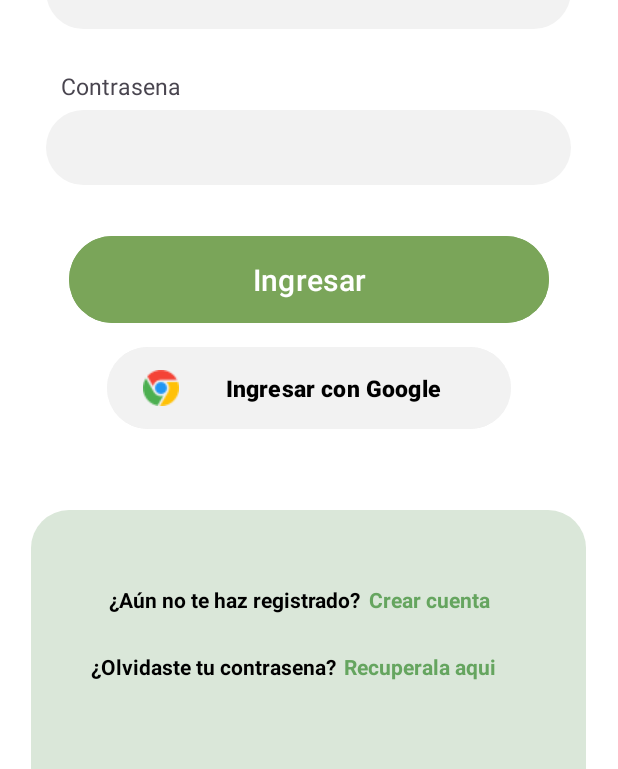
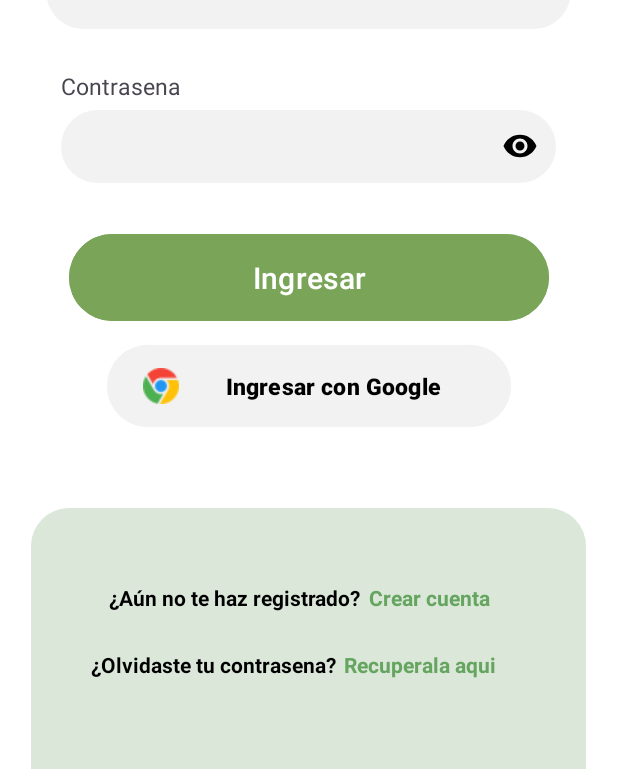
Before and after one commit to Nero105/Senva, an Android app: the LoginActivity screen opened directly, with no data from a screen before it, after a tap on "Ingresar", on a phone screen of 412 x 824 dp. Shown: the part 454-1223 px from the top of the screen. Run offline under Robolectric (Android 15) with nearby library versions, the phone set to English and light mode, and no system bars; our stand-ins replace Firebase (no records; nobody signed in at launch, a user with empty details on screens opened directly); 1 other tap on this screen came first.

Commit message:
Cambios del Login:
Se agregó loading cuando el usuario entra/falla al entrar
--
Se agregó vista de contraseña

```diff
--- a/app/src/main/java/com/example/senva/LoginActivity.kt
+++ b/app/src/main/java/com/example/senva/LoginActivity.kt
@@ -5,11 +5,14 @@ import android.content.SharedPreferences
 import android.os.Build
 import android.os.Bundle
 import android.os.PersistableBundle
+import android.text.InputType
 import android.util.Patterns
 import android.view.View
 import android.view.WindowInsetsController
 import android.widget.Button
 import android.widget.EditText
+import android.widget.ImageView
+import android.widget.RelativeLayout
 import android.widget.TextView
 import android.widget.Toast
 import androidx.activity.enableEdgeToEdge
@@ -17,6 +20,7 @@ import androidx.appcompat.app.AppCompatActivity
 import androidx.core.view.ViewCompat
 import androidx.core.view.WindowCompat
 import androidx.core.view.WindowInsetsCompat
+import com.bumptech.glide.Glide
 import com.google.firebase.auth.FirebaseAuth
 
 class LoginActivity : AppCompatActivity() {
@@ -31,6 +35,15 @@ class LoginActivity : AppCompatActivity() {
     private lateinit var btn_ingresar: Button
     private lateinit var tv_extracorreo: TextView
     private lateinit var tv_crearcuenta: TextView
+
+    private var passwordVisible = false
+
+    // Caja de loading
+    private lateinit var loading_layout_L: RelativeLayout
+    // Loading
+    private lateinit var iv_loading: ImageView
+    // Eye Password
+    private lateinit var iv_eye_closed: ImageView
 
     override fun onCreate(savedInstanceState: Bundle?) {
         super.onCreate(savedInstanceState)
@@ -67,14 +80,68 @@ class LoginActivity : AppCompatActivity() {
         txt_loginpassword = findViewById<EditText>(R.id.txtloginpassword)
         btn_ingresar = findViewById<Button>(R.id.btnIngresar)
         tv_crearcuenta = findViewById<TextView>(R.id.tvcrearcuenta)
+        // Id de caja loading
+        loading_layout_L = findViewById<RelativeLayout>(R.id.loading_layoutL)
+        // Eye Password
+        iv_eye_closed = findViewById<ImageView>(R.id.iv_eye_closeL)
+        // Loading
+        iv_loading = findViewById<ImageView>(R.id.iv_loadingL)
+
+        iv_eye_closed.setOnClickListener {
+            passwordVisible = !passwordVisible
+
+            if (passwordVisible){
+                txt_loginpassword.inputType = InputType.TYPE_CLASS_TEXT or InputType.TYPE_TEXT_VARIATION_VISIBLE_PASSWORD
+                iv_eye_closed.setImageResource(R.drawable.ic_eye)
+            } else {
+                txt_loginpassword.inputType = InputType.TYPE_CLASS_TEXT or InputType.TYPE_TEXT_VARIATION_PASSWORD
+                iv_eye_closed.setImageResource(R.drawable.ic_eye_close)
+            }
+            txt_loginpassword.setSelection(txt_loginpassword.text.length)
+        }
 
         btn_ingresar.setOnClickListener {
+
+
+
+            // 24062025 - EEP - Creando una array de forma local
+            val campos = listOf(
+                txt_logincorreo.text.toString(),
+                txt_loginpassword.text.toString()
+            )
+
+            // 24062025 - EEP - Creando una variable para limpiar espacios
+            val camposvacio = campos.any(){it.trim().isEmpty()}
+
+
+            if (camposvacio){
+                Toast.makeText(this, "Por favor no deje espacios vacios!", Toast.LENGTH_SHORT).show()
+                return@setOnClickListener
+            }
+
+            fun expresionregular(texto: String): Boolean{
+                val regex = Regex("^[a-zA-ZáéíóúÁÉÍÓÚñÑ\\s]+$")
+                return regex.matches(texto)
+            }
+
+
+
             // 19062025 - EEP - Verificacion de contraseña
             if (txt_loginpassword.text.toString() != ""){
+                var cajaCarga = loading_layout_L
+                var carga = iv_loading
                 // 19062025 - EEP - Verificacion de formato de Correo con "EMAIL_ADDRESS"
                 if (txt_logincorreo.text.toString().isNotEmpty() && Patterns.EMAIL_ADDRESS.matcher(txt_logincorreo.text.toString()).matches()){
+
+                    cajaCarga.visibility = View.VISIBLE
+                    Glide.with(this)
+                        .asGif()
+                        .load(R.raw.loading)
+                        .into(carga)
                     login_firebase(txt_logincorreo.text.toString(),txt_loginpassword.text.toString())
-                }else{
+                }
+                else{
+
                     Toast.makeText(applicationContext,"Correo o Contraseña incorrecta", Toast.LENGTH_LONG).show()
                 }
             }else{
@@ -92,13 +159,14 @@ class LoginActivity : AppCompatActivity() {
         FirebaseAuth.getInstance().signInWithEmailAndPassword(xemail, xpassword)
             .addOnCompleteListener(this) { task ->
                 if (task.isSuccessful) {
-
+                    loading_layout_L.visibility = View.GONE
                     guardar_sesion(task.result.user?.email.toString())
                     var intent = Intent(this, HomeActivity::class.java)
                     intent.putExtra("Correo",task.result.user?.email)
                     startActivity(intent)
                     finish()
                 } else {
+                    loading_layout_L.visibility = View.GONE
                     Toast.makeText(applicationContext,"Correo o Contrasena Incorrecta", Toast.LENGTH_LONG).show()
                 }
             }
--- a/app/src/main/res/layout/activity_login.xml
+++ b/app/src/main/res/layout/activity_login.xml
@@ -1,7 +1,13 @@
 <?xml version="1.0" encoding="utf-8"?>
-<LinearLayout xmlns:android="http://schemas.android.com/apk/res/android"
+<FrameLayout xmlns:android="http://schemas.android.com/apk/res/android"
     xmlns:tools="http://schemas.android.com/tools"
     android:id="@+id/LinearLogin"
+    android:layout_width="match_parent"
+    android:layout_height="match_parent"
+    android:background="@color/white">
+
+    <LinearLayout
+        android:id="@+id/LinearTodo"
         android:layout_width="match_parent"
         android:layout_height="match_parent"
         android:background="@color/white"
@@ -24,7 +30,7 @@
                 android:layout_marginBottom="10dp"
                 android:text="Inicie Sesion"
                 android:textAlignment="center"
-            android:textColor= "#2c7428"
+                android:textColor="#2c7428"
                 android:textSize="34sp"
                 android:textStyle="bold" />
 
@@ -58,12 +64,11 @@
                 android:id="@+id/tvnocorreo"
                 android:layout_width="match_parent"
                 android:layout_height="wrap_content"
-            android:text="Correo Electronico"
                 android:layout_marginLeft="10dp"
-            android:textSize="15sp"
                 android:layout_marginBottom="5dp"
                 android:labelFor="@+id/txtlogincorreo"
-            />
+                android:text="Correo Electronico"
+                android:textSize="15sp" />
 
             <EditText
                 android:id="@+id/txtlogincorreo"
@@ -75,8 +80,8 @@
                 android:inputType="textEmailAddress"
                 android:minHeight="48dp"
                 android:paddingLeft="15dp"
+                android:paddingTop="12.5dp"
                 android:paddingRight="15dp"
-            android:paddingTop="12.5dp"
                 android:paddingBottom="12.5dp"
                 android:textColor="@color/black"
                 android:textColorHint="@color/black"
@@ -87,27 +92,40 @@
                 android:id="@+id/tvnopassword"
                 android:layout_width="match_parent"
                 android:layout_height="wrap_content"
-            android:text="Contrasena"
                 android:layout_marginLeft="10dp"
-            android:textSize="15sp"
                 android:layout_marginBottom="5dp"
                 android:labelFor="@+id/txtloginpassword"
-            />
+                android:text="Contrasena"
+                android:textSize="15sp" />
+
+            <LinearLayout
+                android:layout_width="match_parent"
+                android:layout_height="wrap_content"
+                android:layout_marginLeft="10dp"
+                android:layout_marginRight="10dp"
+                android:background="@drawable/rounded_backgroundgris"
+                android:orientation="horizontal">
 
             <EditText
                 android:id="@+id/txtloginpassword"
-            android:layout_width="350dp"
+                android:layout_width="0dp"
                 android:layout_height="wrap_content"
-            android:ems="10"
+                android:layout_weight="1"
+                android:background="@android:color/transparent"
                 android:inputType="textPassword"
-            android:paddingLeft="15dp"
-            android:background="@drawable/rounded_backgroundgris"
-            android:paddingTop="12.5dp"
-            android:paddingRight="15dp"
-            android:paddingBottom="12.5dp"
-            android:textColor="@color/black"
-            android:textColorHint="#A9A5A5" />
+                android:textColor="#545454"
+                android:padding="12dp"
+                android:maxLines="1"
+                android:singleLine="true" />
 
+                <ImageView
+                    android:id="@+id/iv_eye_closeL"
+                    android:layout_width="wrap_content"
+                    android:layout_height="wrap_content"
+                    android:padding="12dp"
+                    android:src="@drawable/ic_eye_close"
+                    android:contentDescription="Mostrar contraseña" />
+            </LinearLayout>
         </LinearLayout>
 
         <LinearLayout
@@ -135,15 +153,15 @@
                 android:layout_marginLeft="25dp"
                 android:layout_marginRight="25dp"
                 android:layout_marginBottom="50dp"
-            android:textStyle="bold"
-            android:textSize="15sp"
                 android:backgroundTint="@color/gris"
                 android:drawableLeft="@drawable/iconitodegooglesito"
                 android:paddingTop="15dp"
                 android:paddingBottom="15dp"
                 android:text="Ingresar con Google"
+                android:textColor="@color/black"
+                android:textSize="15sp"
 
-            android:textColor="@color/black" />
+                android:textStyle="bold" />
 
         </LinearLayout>
 
@@ -153,7 +171,6 @@
             android:layout_height="250dp"
             android:background="@drawable/rounder_backgroundbotton"
             android:orientation="vertical">
-
 
             <LinearLayout
                 android:id="@+id/Linearpreguntaconlinkregister"
@@ -167,18 +184,18 @@
                     android:id="@+id/textView2"
                     android:layout_width="wrap_content"
                     android:layout_height="wrap_content"
+                    android:layout_marginRight="5dp"
                     android:paddingLeft="52dp"
+                    android:text="¿Aún no te haz registrado?"
                     android:textColor="@color/black"
-                android:layout_marginRight="5dp"
-                android:text="¿Aún no te haz registrado?"
                     android:textStyle="bold" />
 
                 <TextView
                     android:id="@+id/tvcrearcuenta"
                     android:layout_width="wrap_content"
                     android:layout_height="wrap_content"
+                    android:layout_marginRight="10dp"
                     android:layout_weight="1"
-                android:layout_marginRight="10dp"
                     android:text="Crear cuenta"
                     android:textColor="#65a55f"
                     android:textStyle="bold" />
@@ -195,22 +212,42 @@
                     android:id="@+id/textView4"
                     android:layout_width="wrap_content"
                     android:layout_height="wrap_content"
-                android:textStyle="bold"
                     android:paddingLeft="40dp"
+                    android:text="¿Olvidaste tu contrasena?"
                     android:textColor="@color/black"
-                android:text="¿Olvidaste tu contrasena?" />
+                    android:textStyle="bold" />
 
                 <TextView
                     android:id="@+id/textView5"
                     android:layout_width="wrap_content"
                     android:layout_height="wrap_content"
+                    android:layout_marginLeft="5dp"
                     android:layout_weight="1"
-                android:textStyle="bold"
+                    android:text="Recuperala aqui"
                     android:textColor="#65a55f"
-                android:layout_marginLeft="5dp"
-                android:text="Recuperala aqui" />
+                    android:textStyle="bold" />
             </LinearLayout>
 
         </LinearLayout>
 
     </LinearLayout>
+
+    <RelativeLayout
+        android:id="@+id/loading_layoutL"
+        android:layout_width="match_parent"
+        android:layout_height="match_parent"
+        android:background="#66000000"
+        android:clickable="true"
+        android:focusable="true"
+        android:layout_gravity="center"
+        android:visibility="gone"
+        >
+        <ImageView
+            android:id="@+id/iv_loadingL"
+            android:layout_width="match_parent"
+            android:layout_height="match_parent"
+            android:background="@color/white"
+            android:visibility="visible"
+            />
+    </RelativeLayout>
+</FrameLayout>
```
Lines whose indentation alone changed are shown as unchanged.
